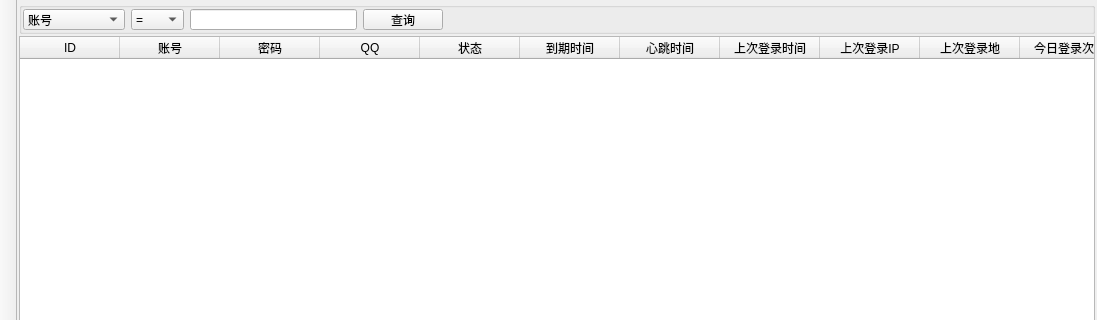
The window that server/ui/wnd_server.ui (decenfrontier/PyNetAuth) describes before a commit, drawn with Qt 5; both pictures show x 0 to 1097 and y 0 to 320 of the 1097 by 633 pixel window.
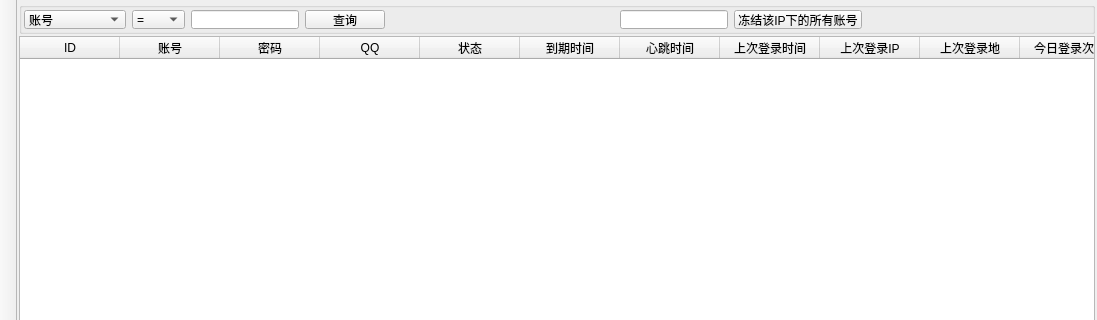
The same window after the commit.

What changed in the file:
```diff
--- a/server/ui/wnd_server.ui
+++ b/server/ui/wnd_server.ui
@@ -390,18 +390,18 @@
             <property name="title">
              <string/>
             </property>
-            <layout class="QHBoxLayout" name="horizontalLayout_5">
+            <layout class="QHBoxLayout" name="horizontalLayout_7">
              <property name="leftMargin">
-              <number>1</number>
+              <number>2</number>
              </property>
              <property name="topMargin">
-              <number>1</number>
+              <number>2</number>
              </property>
              <property name="rightMargin">
-              <number>1</number>
+              <number>2</number>
              </property>
              <property name="bottomMargin">
-              <number>1</number>
+              <number>2</number>
              </property>
              <item>
               <layout class="QHBoxLayout" name="horizontalLayout_2">
@@ -522,7 +522,34 @@
                </property>
                <property name="sizeHint" stdset="0">
                 <size>
-                 <width>648</width>
+                 <width>199</width>
+                 <height>20</height>
+                </size>
+               </property>
+              </spacer>
+             </item>
+             <item>
+              <layout class="QHBoxLayout" name="horizontalLayout_5">
+               <item>
+                <widget class="QLineEdit" name="edt_user_frozen_ip"/>
+               </item>
+               <item>
+                <widget class="QPushButton" name="btn_user_frozen_ip">
+                 <property name="text">
+                  <string>冻结该IP下的所有账号</string>
+                 </property>
+                </widget>
+               </item>
+              </layout>
+             </item>
+             <item>
+              <spacer name="horizontalSpacer_2">
+               <property name="orientation">
+                <enum>Qt::Horizontal</enum>
+               </property>
+               <property name="sizeHint" stdset="0">
+                <size>
+                 <width>199</width>
                  <height>20</height>
                 </size>
                </property>
```
